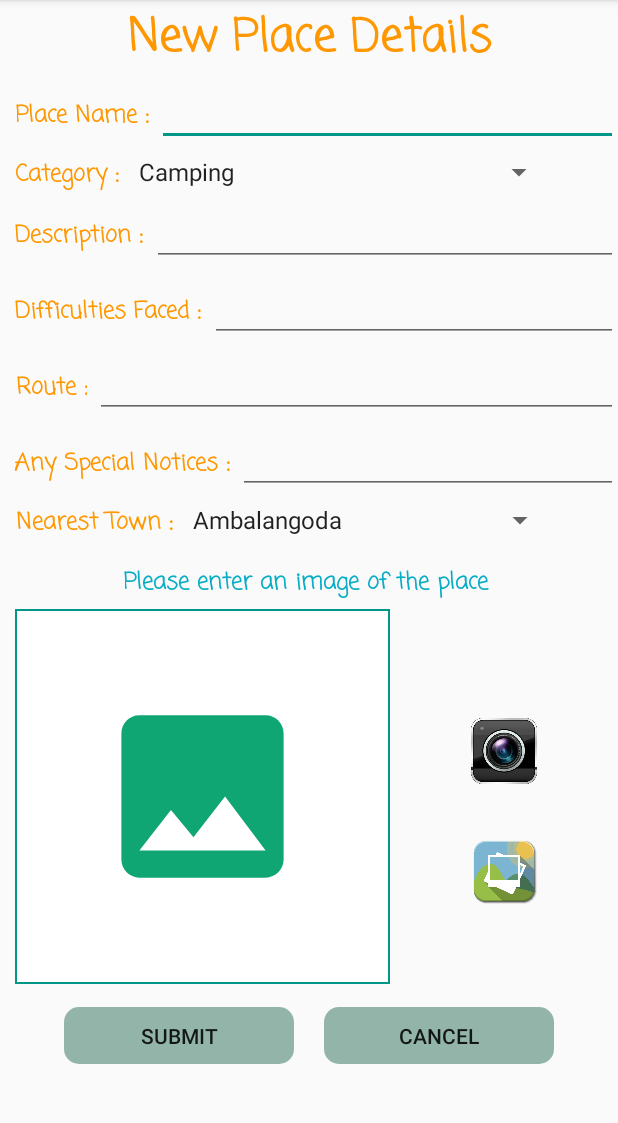
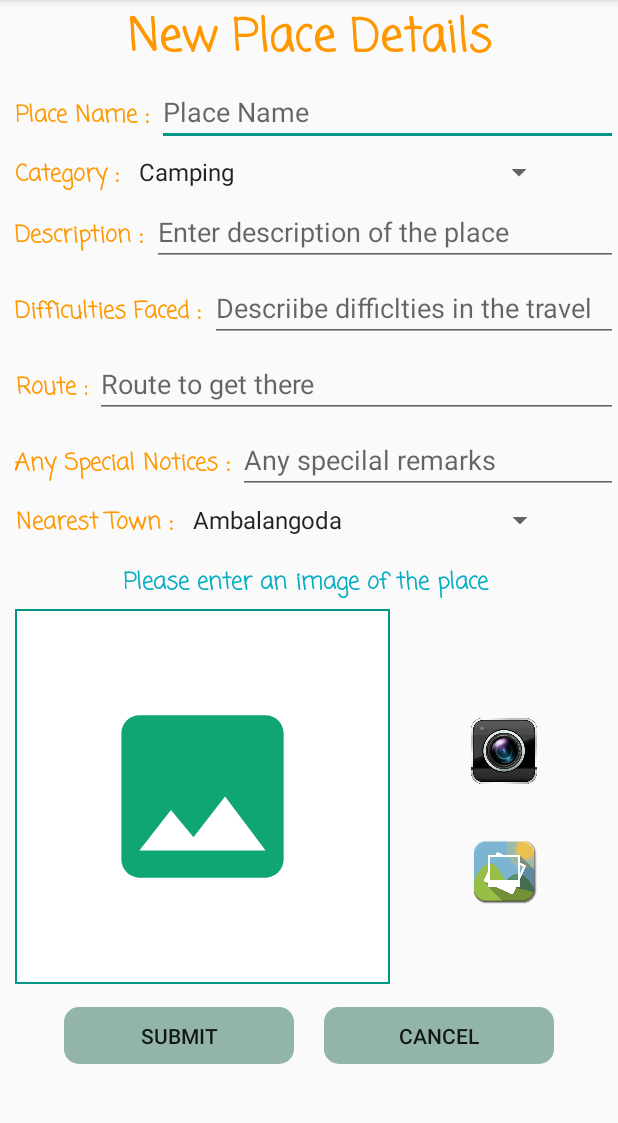
Before and after one commit to pamoda95/VentureMate2, an Android app: the LocationDetailAdder screen opened directly, with no data from a screen before it, on a phone screen of 412 x 824 dp, the part 84-1207 px from its top. Run offline under Robolectric (Android 15) with nearby library versions, the phone set to English and light mode, and no system bars; our stand-ins replace Firebase (no records; nobody signed in at launch, a user with empty details on screens opened directly), Picasso; libraries missing offline, so code that uses them is left out: com.firebase.geofire; Roboto replaces fonts that are not available here; 2 statements that could not run were skipped.

Commit message:
add hints

```diff
--- a/app/src/main/res/layout/activity_location_detail_adder.xml
+++ b/app/src/main/res/layout/activity_location_detail_adder.xml
@@ -68,6 +68,7 @@
 
             <EditText
                 android:id="@+id/placeNameText"
+                android:hint="Place Name"
                 android:layout_width="match_parent"
                 android:layout_height="wrap_content"
                 android:layout_marginStart="5dp"
@@ -143,6 +144,7 @@
                     android:id="@+id/locationDescriptionText"
                     android:layout_width="match_parent"
                     android:layout_height="wrap_content"
+                    android:hint="Enter description of the place"
                     android:layout_marginStart="5dp"
                     android:layout_marginLeft="10dp"
                     android:layout_marginRight="5dp"
@@ -182,6 +184,7 @@
                     android:layout_width="match_parent"
                     android:layout_height="wrap_content"
                     android:layout_marginStart="5dp"
+                    android:hint="Descriibe difficlties in the travel"
                     android:layout_marginLeft="10dp"
                     android:layout_marginRight="5dp"
                     android:ems="10"
@@ -219,6 +222,7 @@
                     android:id="@+id/routeText"
                     android:layout_width="match_parent"
                     android:layout_height="wrap_content"
+                    android:hint="Route to get there"
                     android:layout_marginStart="5dp"
                     android:layout_marginLeft="10dp"
                     android:layout_marginRight="5dp"
@@ -256,6 +260,7 @@
                     android:id="@+id/special_notice_text"
                     android:layout_width="match_parent"
                     android:layout_height="wrap_content"
+                    android:hint="Any specilal remarks"
                     android:layout_marginStart="5dp"
                     android:layout_marginLeft="10dp"
                     android:layout_marginRight="5dp"
```
